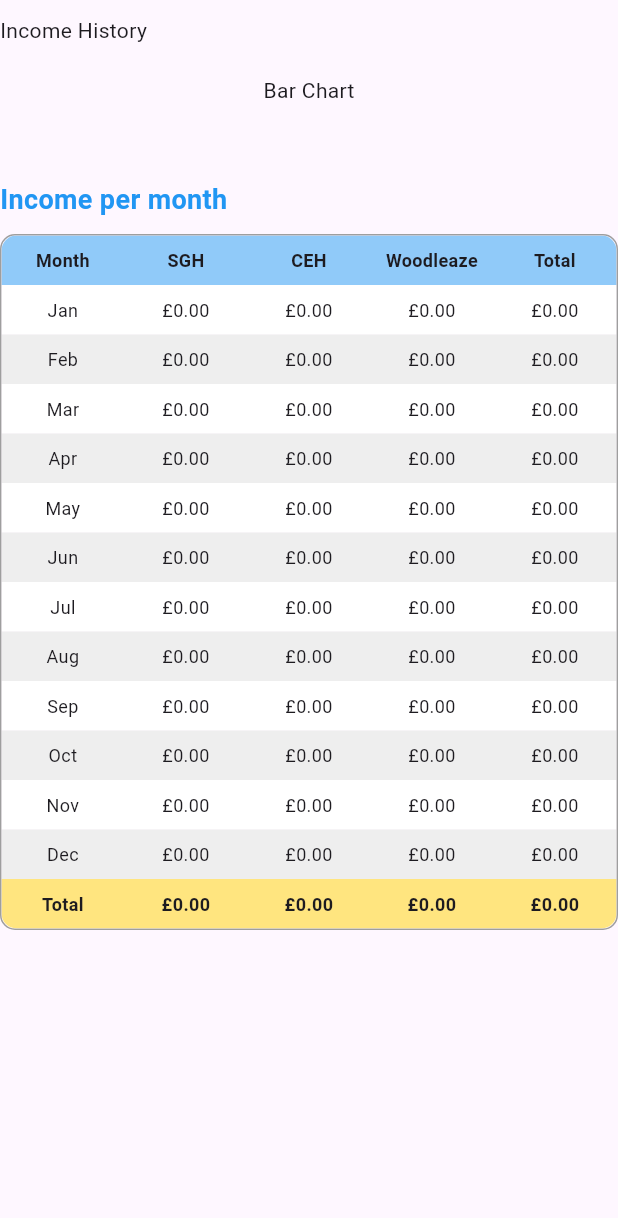
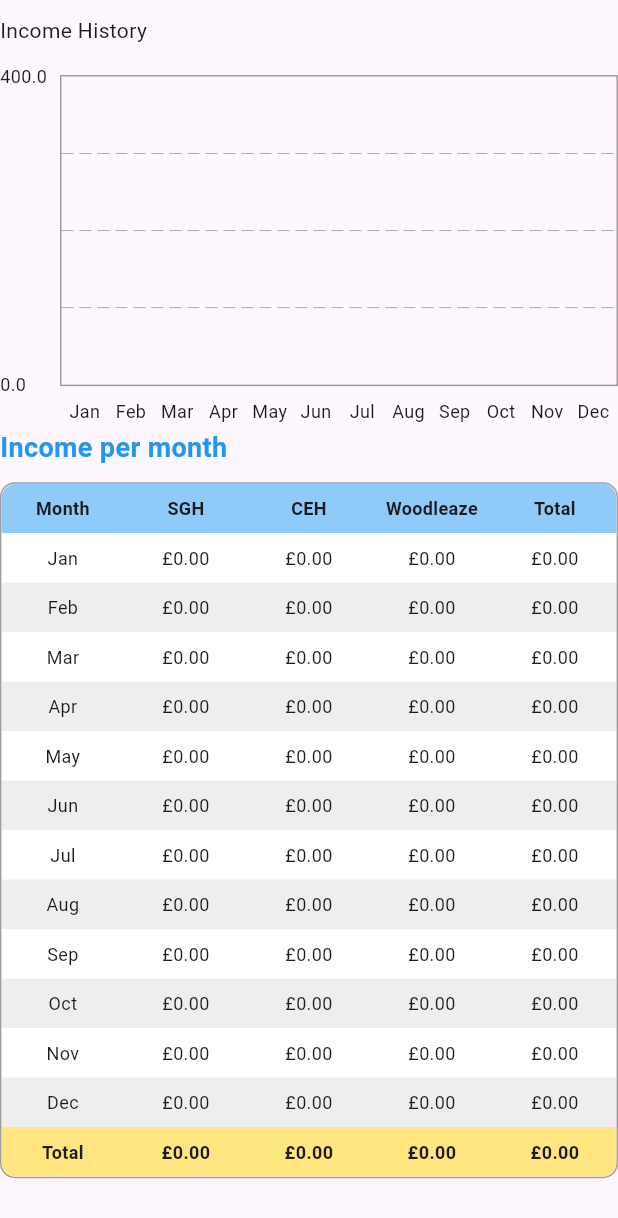
Before and after one commit to Ayoor/1625-Relief-App, a Flutter app: the History widget shown alone on an empty page, opened directly, on a phone screen of 412 x 824 dp. Shown: the top 1218 px of the screen. Run offline on Flutter 3.47's test engine with Material 3 defaults, Android fonts, the phone set to English and light mode, and no system bars; drawn by our look-alikes of fl_chart; our stand-ins replace animated_splash_screen, firebase_core, firebase_database, fluttertoast, modal_bottom_sheet, persistent_bottom_nav_bar_v2 and 3 more; missing offline and left inert: board_datetime_picker, colour, drop_down_list, dropdown_flutter; accounts and stored records are empty.

```diff
--- a/lib/view/history.dart
+++ b/lib/view/history.dart
@@ -1,34 +1,59 @@
 import 'package:flutter/material.dart';
 import 'package:provider/provider.dart';
+import 'package:relief_app/view/widgets/animatedBarGrapgh.dart';
 import 'package:relief_app/view/widgets/history_table.dart';
 import '../viewmodel/provider.dart';
 
 class History extends StatefulWidget {
   const History({super.key});
 
-
-
   @override
   State<History> createState() => _HistoryState();
 }
 
 class _HistoryState extends State<History> with SingleTickerProviderStateMixin {
-
-
-  late TabController _tabController;
-
   @override
   void initState() {
     super.initState();
-    _tabController = TabController(length: 3, vsync: this);
+    // Provider.of<AppProvider>(context, listen: false).shiftHistory(context);
   }
 
   @override
   Widget build(BuildContext context) {
+    List<String> graphLabels = [
+      "Jan",
+      "Feb",
+      "Mar",
+      "Apr",
+      "May",
+      "Jun",
+      "Jul",
+      "Aug",
+      "Sep",
+      "Oct",
+      "Nov",
+      "Dec"
+    ];
 
     return Consumer<AppProvider>(
       builder: (context, provider, child) {
-      return RefreshIndicator(
+        List<double> graphData = [
+          provider.SGH.Jan + provider.CEH.Jan + provider.WL.Jan,
+          provider.SGH.Feb + provider.CEH.Feb + provider.WL.Feb,
+          provider.SGH.Mar + provider.CEH.Mar + provider.WL.Mar,
+          provider.SGH.Apr + provider.CEH.Apr + provider.WL.Apr,
+          provider.SGH.May + provider.CEH.May + provider.WL.May,
+          provider.SGH.Jun + provider.CEH.Jun + provider.WL.Jun,
+          provider.SGH.Jul + provider.CEH.Jul + provider.WL.Jul,
+          provider.SGH.Aug + provider.CEH.Aug + provider.WL.Aug,
+          provider.SGH.Sep + provider.CEH.Sep + provider.WL.Sep,
+          provider.SGH.Oct + provider.CEH.Oct + provider.WL.Oct,
+          provider.SGH.Nov + provider.CEH.Nov + provider.WL.Nov,
+          provider.SGH.Dec + provider.CEH.Dec + provider.WL.Dec,
+        ];
+// Loop through each month and generate the sum expression
+
+        return RefreshIndicator(
           backgroundColor: Colors.white,
           color: Colors.blue,
           onRefresh: () async {
@@ -41,14 +66,15 @@ class _HistoryState extends State<History> with SingleTickerProviderStateMixin {
               crossAxisAlignment: CrossAxisAlignment.start,
               children: [
                 const SizedBox(height: 10),
-                Text(
-                    "Income History"
-                ),
+                Text("Income History"),
                 const SizedBox(height: 20),
                 Center(
-                  child: Text("Bar Chart"),
+                  child: SizedBox(
+                      height: MediaQuery.of(context).size.height / 3.5,
+                      child: AnimatedBarGraph(
+                          labels: graphLabels, yValues: graphData)),
                 ),
-                const SizedBox(height: 50),
+                // const SizedBox(height: 50),
                 Text(
                   "Income per month",
                   style: TextStyle(
@@ -57,7 +83,7 @@ class _HistoryState extends State<History> with SingleTickerProviderStateMixin {
                     fontWeight: FontWeight.bold,
                   ),
                 ),
-                SizedBox(height:10),
+                SizedBox(height: 10),
                 Padding(
                   padding: const EdgeInsets.only(bottom: 40.0),
                   child: HistoryTable(),
@@ -71,9 +97,4 @@ class _HistoryState extends State<History> with SingleTickerProviderStateMixin {
   }
 
 
-  @override
-  void dispose() {
-    _tabController.dispose();
-    super.dispose();
-  }
 }
--- /dev/null
+++ b/lib/view/widgets/animatedBarGrapgh.dart
@@ -0,0 +1,90 @@
+import 'package:fl_chart/fl_chart.dart';
+import 'package:flutter/material.dart';
+import 'package:provider/provider.dart';
+
+
+class AnimatedBarGraph extends StatefulWidget {
+  final List<double>yValues;
+  final List<String>labels;
+  const AnimatedBarGraph({super.key, required this.yValues, required this.labels});
+
+  @override
+  _AnimatedBarGraphState createState() => _AnimatedBarGraphState();
+}
+
+class _AnimatedBarGraphState extends State<AnimatedBarGraph> {
+
+  @override
+  Widget build(BuildContext context) {
+    double maxYValue = widget.yValues.reduce((a, b) => a > b ? a : b); // Find the maximum y value
+
+    return BarChart(
+      BarChartData(
+        alignment: BarChartAlignment.spaceAround,
+        maxY: maxYValue + 400, // Adjust maxY to be slightly higher than the max value in yValues
+        minY: 0,
+        barTouchData: BarTouchData(enabled: true),
+        titlesData: FlTitlesData(
+          show: true,
+          bottomTitles: AxisTitles(
+            sideTitles: SideTitles(
+              showTitles: true,
+              getTitlesWidget: (double value, TitleMeta meta) {
+                int index = value.toInt();
+                return Padding(
+                  padding: const EdgeInsets.only(top: 8.0),
+                  child: Text(widget.labels[index], style: const TextStyle(fontSize: 12)),
+                );
+              },
+              interval: 1,
+              reservedSize: 28,
+            ),
+          ),
+          leftTitles: AxisTitles(
+            sideTitles: SideTitles(
+              showTitles: true,
+              getTitlesWidget: (value, meta) {
+                if(value >= 1000) {
+                  // Format the Y-axis values
+                  return Text('${(value / 1000).toStringAsFixed(1)}k',
+                      style: const TextStyle(fontSize: 12));
+                }
+                else{
+                  return Text('$value',
+                      style: const TextStyle(fontSize: 12));
+                }
+              },
+              interval: 500, // Adjust the interval based on your data range
+              reservedSize: 40,
+            ),
+          ),
+          topTitles: const AxisTitles(sideTitles: SideTitles(showTitles: false)),
+          rightTitles: const AxisTitles(sideTitles: SideTitles(showTitles: false)),
+        ),
+        borderData: FlBorderData(
+          show: true,
+          border: Border.all(color: Colors.grey, width: 1),
+        ),
+        barGroups: widget.yValues.asMap().entries.map((entry) {
+          int index = entry.key;
+          double value = entry.value;
+          return BarChartGroupData(
+            x: index,
+            barRods: [
+              BarChartRodData(
+                toY: value,
+                width: 16,
+                color: Colors.blue,
+                borderRadius: BorderRadius.circular(4),
+              ),
+            ],
+          );
+        }).toList(),
+        gridData: const FlGridData(show: true, drawVerticalLine: false),
+      ),
+      swapAnimationDuration: const Duration(milliseconds: 500),
+      swapAnimationCurve: Curves.easeInOut,
+    );
+  }
+
+}
--- a/lib/view/widgets/history_table.dart
+++ b/lib/view/widgets/history_table.dart
@@ -18,7 +18,9 @@ class _HistoryTableState extends State<HistoryTable> {
   void initState() {
     // TODO: implement initState
     super.initState();
-    Provider.of<AppProvider>(context, listen: false).shiftHistory(context);
+    WidgetsBinding.instance.addPostFrameCallback((_) {
+      Provider.of<AppProvider>(context, listen: false).shiftHistory(context);
+    });
   }
 
   @override
--- a/lib/view/widgets/striped_table.dart
+++ b/lib/view/widgets/striped_table.dart
@@ -14,8 +14,8 @@ class StripedTable extends StatefulWidget {
 class _StripedTableState extends State<StripedTable> {
   @override
   void initState() {
-    // Provider.of<AppProvider>(context, listen: false)
-    //     .getIncomeSummary(context);
+    Provider.of<AppProvider>(context, listen: false)
+        .getIncomeSummary(context);
     // TODO: implement initState
     super.initState();
 
@@ -33,7 +33,7 @@ class _StripedTableState extends State<StripedTable> {
               borderRadius: BorderRadius.circular(20),
               child: Table(
                 columnWidths: const {
-                  0: FlexColumnWidth(2), // Project column (wider)
+                  0: FlexColumnWidth(1), // Project column (wider)
                   1: FlexColumnWidth(1), // Total Hours column
                   2: FlexColumnWidth(1), // Income column
                 },
--- a/pubspec.yaml
+++ b/pubspec.yaml
@@ -33,6 +33,9 @@ dependencies:
   fluttertoast:
   tuple:
   pie_chart:
+  flutter_sales_graph:
+  fl_chart:
+  flutter_docx
 
 dev_dependencies:
   flutter_test:
```
Also changed, not shown: lib/utils/dateformat.dart (added, +31 -0 lines), lib/view/income.dart (+14 -12 lines), lib/view/timesheet.dart (added, +359 -0 lines), lib/view/widgets/timesheet_table.dart (added, +147 -0 lines), lib/viewmodel/provider.dart (+25 -0 lines), pubspec.lock, 1 other file.
